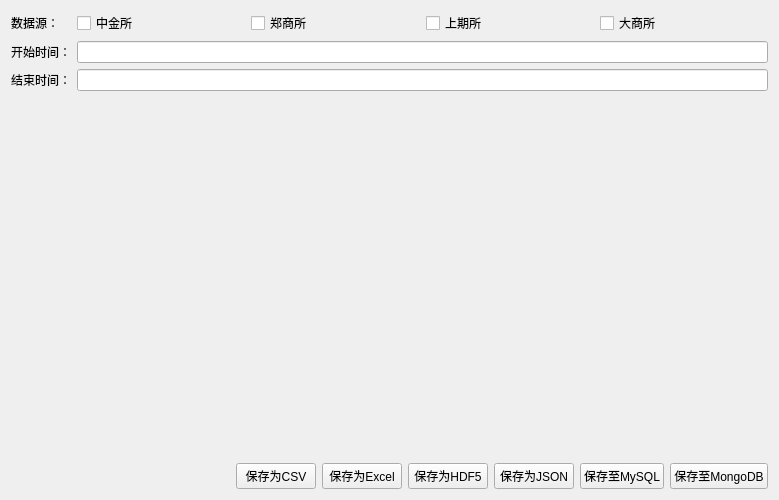
Old version of the form Quantification/UiModule/dataCenterWidgetGroup/futuresDataWidget/futuresDataWidget_ui.ui in the repository morabbit/quantify-master.
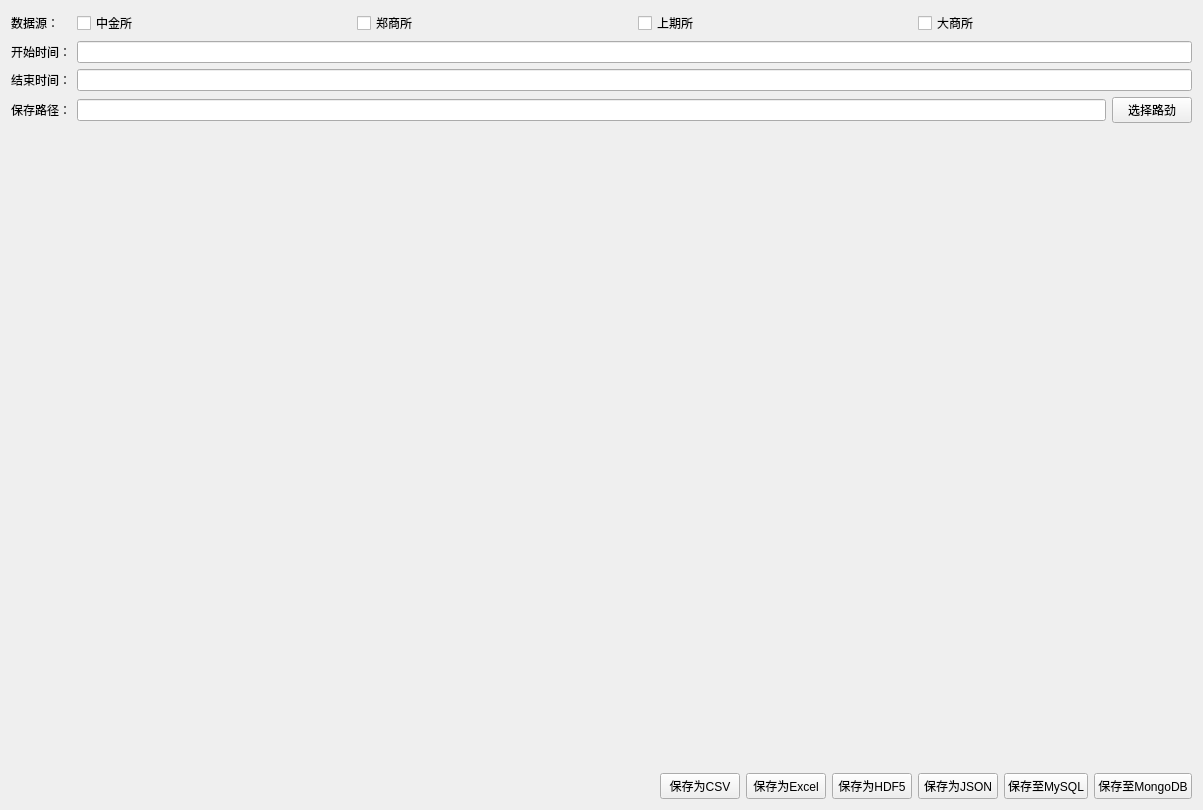
New version of the form. Custom widgets are drawn as their Qt base class.

The edit to the form file:
```diff
--- a/Quantification/UiModule/dataCenterWidgetGroup/futuresDataWidget/futuresDataWidget_ui.ui
+++ b/Quantification/UiModule/dataCenterWidgetGroup/futuresDataWidget/futuresDataWidget_ui.ui
@@ -6,8 +6,8 @@
    <rect>
     <x>0</x>
     <y>0</y>
-    <width>779</width>
-    <height>500</height>
+    <width>1203</width>
+    <height>810</height>
    </rect>
   </property>
   <property name="windowTitle">
@@ -24,7 +24,7 @@
       </widget>
      </item>
      <item row="0" column="1">
-      <layout class="QHBoxLayout" name="horizontalLayout_2">
+      <layout class="QHBoxLayout" name="horizontalLayout_3">
        <item>
         <widget class="QCheckBox" name="chkBoxSH">
          <property name="text">
@@ -75,20 +75,38 @@
      <item row="2" column="1">
       <widget class="LineEdit" name="lineEditEndTime"/>
      </item>
+     <item row="3" column="0">
+      <widget class="QLabel" name="labSavePath">
+       <property name="text">
+        <string>保存路径：</string>
+       </property>
+      </widget>
+     </item>
+     <item row="3" column="1">
+      <layout class="QHBoxLayout" name="horizontalLayout_2">
+       <item>
+        <widget class="LineEdit" name="lineEditSavePath"/>
+       </item>
+       <item>
+        <widget class="QPushButton" name="btnSelectSavePath">
+         <property name="text">
+          <string>选择路劲</string>
+         </property>
+        </widget>
+       </item>
+      </layout>
+     </item>
     </layout>
    </item>
    <item>
-    <spacer name="verticalSpacer">
-     <property name="orientation">
-      <enum>Qt::Vertical</enum>
+    <widget class="QWidget" name="widget" native="true">
+     <property name="sizePolicy">
+      <sizepolicy hsizetype="Expanding" vsizetype="Expanding">
+       <horstretch>0</horstretch>
+       <verstretch>0</verstretch>
+      </sizepolicy>
      </property>
-     <property name="sizeHint" stdset="0">
-      <size>
-       <width>20</width>
-       <height>370</height>
-      </size>
-     </property>
-    </spacer>
+    </widget>
    </item>
    <item>
     <layout class="QHBoxLayout" name="horizontalLayout">
```
